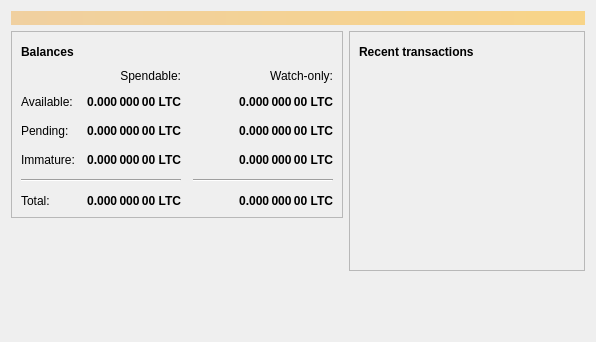
Old version of the form src/qt/forms/overviewpage.ui in the repository ecurrency-project/ecurrency.
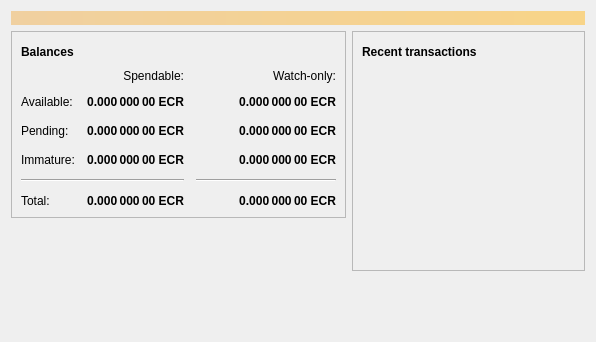
New version of the form. Icons and pictures are not drawn.

Patch:
```diff
--- a/src/qt/forms/overviewpage.ui
+++ b/src/qt/forms/overviewpage.ui
@@ -129,7 +129,7 @@
                <string>Unconfirmed transactions to watch-only addresses</string>
               </property>
               <property name="text">
-               <string notr="true">0.000 000 00 LTC</string>
+               <string notr="true">0.000 000 00 ECR</string>
               </property>
               <property name="alignment">
                <set>Qt::AlignRight|Qt::AlignTrailing|Qt::AlignVCenter</set>
@@ -154,7 +154,7 @@
                <string>Total of transactions that have yet to be confirmed, and do not yet count toward the spendable balance</string>
               </property>
               <property name="text">
-               <string notr="true">0.000 000 00 LTC</string>
+               <string notr="true">0.000 000 00 ECR</string>
               </property>
               <property name="alignment">
                <set>Qt::AlignRight|Qt::AlignTrailing|Qt::AlignVCenter</set>
@@ -179,7 +179,7 @@
                <string>Mined balance in watch-only addresses that has not yet matured</string>
               </property>
               <property name="text">
-               <string notr="true">0.000 000 00 LTC</string>
+               <string notr="true">0.000 000 00 ECR</string>
               </property>
               <property name="alignment">
                <set>Qt::AlignRight|Qt::AlignTrailing|Qt::AlignVCenter</set>
@@ -237,7 +237,7 @@
                <string>Mined balance that has not yet matured</string>
               </property>
               <property name="text">
-               <string notr="true">0.000 000 00 LTC</string>
+               <string notr="true">0.000 000 00 ECR</string>
               </property>
               <property name="alignment">
                <set>Qt::AlignRight|Qt::AlignTrailing|Qt::AlignVCenter</set>
@@ -282,7 +282,7 @@
                <string>Your current total balance</string>
               </property>
               <property name="text">
-               <string notr="true">0.000 000 00 LTC</string>
+               <string notr="true">0.000 000 00 ECR</string>
               </property>
               <property name="alignment">
                <set>Qt::AlignRight|Qt::AlignTrailing|Qt::AlignVCenter</set>
@@ -307,7 +307,7 @@
                <string>Current total balance in watch-only addresses</string>
               </property>
               <property name="text">
-               <string notr="true">0.000 000 00 LTC</string>
+               <string notr="true">0.000 000 00 ECR</string>
               </property>
               <property name="alignment">
                <set>Qt::AlignRight|Qt::AlignTrailing|Qt::AlignVCenter</set>
@@ -349,7 +349,7 @@
                <string>Your current spendable balance</string>
               </property>
               <property name="text">
-               <string notr="true">0.000 000 00 LTC</string>
+               <string notr="true">0.000 000 00 ECR</string>
               </property>
               <property name="alignment">
                <set>Qt::AlignRight|Qt::AlignTrailing|Qt::AlignVCenter</set>
@@ -374,7 +374,7 @@
                <string>Your current balance in watch-only addresses</string>
               </property>
               <property name="text">
-               <string notr="true">0.000 000 00 LTC</string>
+               <string notr="true">0.000 000 00 ECR</string>
               </property>
               <property name="alignment">
                <set>Qt::AlignRight|Qt::AlignTrailing|Qt::AlignVCenter</set>
```
